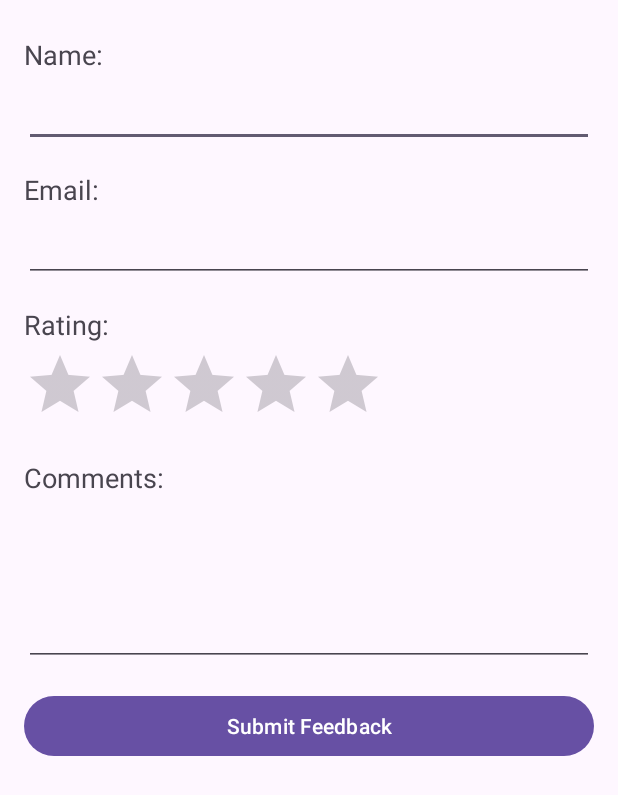
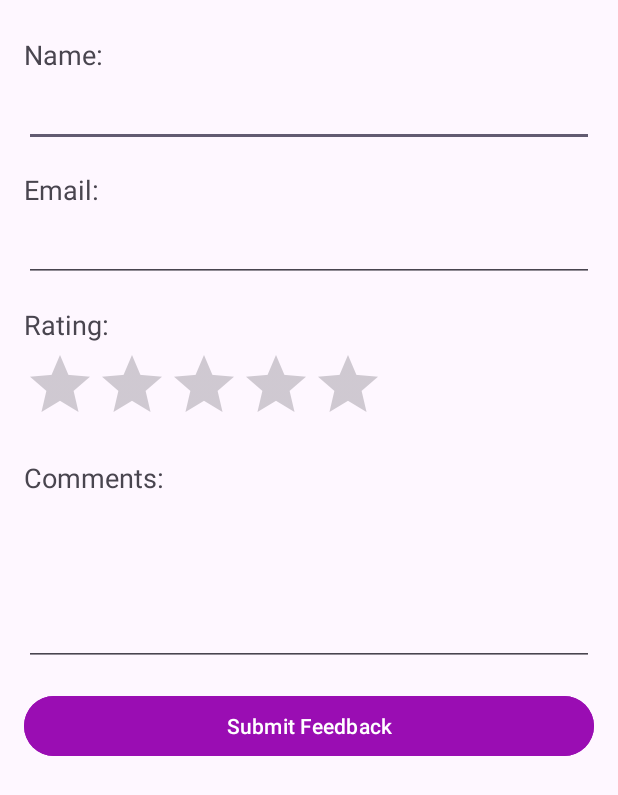
Before and after one commit to Karishma0407/VC-Mobile-Application, an Android app: the screen it shows after launch once a user with an empty profile is signed in (FeedbackActivity), in the options menu, after a tap on "Feedback", on a phone screen of 412 x 824 dp. Shown: the top 795 px of the screen. Run offline under Robolectric (Android 15) with nearby library versions, the phone set to English and light mode, and no system bars; our stand-ins replace Firebase (no records; nobody signed in at launch, a user with empty details on screens opened directly).

Commit message:
Implemented Location Activity

```diff
--- a/Salon Mobile App/SalonProject/app/src/main/AndroidManifest.xml
+++ b/Salon Mobile App/SalonProject/app/src/main/AndroidManifest.xml
@@ -12,6 +12,9 @@
         android:supportsRtl="true"
         android:theme="@style/Theme.SalonProject"
         tools:targetApi="31">
+        <activity
+            android:name=".SalonLocationActivity"
+            android:exported="false" />
         <activity
             android:name=".FeedbackActivity"
             android:exported="false" />
--- a/Salon Mobile App/SalonProject/app/src/main/java/com/example/salonproject/FeedbackActivity.java
+++ b/Salon Mobile App/SalonProject/app/src/main/java/com/example/salonproject/FeedbackActivity.java
@@ -12,8 +12,13 @@ import android.widget.Toast;
 
 import com.google.android.gms.tasks.OnFailureListener;
 import com.google.android.gms.tasks.OnSuccessListener;
+import com.google.firebase.auth.FirebaseAuth;
+import com.google.firebase.auth.FirebaseUser;
+import com.google.firebase.database.DataSnapshot;
+import com.google.firebase.database.DatabaseError;
 import com.google.firebase.database.DatabaseReference;
 import com.google.firebase.database.FirebaseDatabase;
+import com.google.firebase.database.ValueEventListener;
 
 public class FeedbackActivity extends AppCompatActivity {
 
@@ -33,6 +38,37 @@ public class FeedbackActivity extends AppCompatActivity {
         ratingBar = findViewById(R.id.ratingBar);
         editTextComments = findViewById(R.id.editTextComments);
         buttonSubmitFeedback = findViewById(R.id.buttonSubmitFeedback);
+
+        // Get the current user
+        FirebaseUser currentUser = FirebaseAuth.getInstance().getCurrentUser();
+        // Check if the user is logged in
+        if(currentUser != null) {
+            // User is signed in
+            String userId = currentUser.getUid();
+
+            // Get a reference to the Firebase Realtime Database
+            DatabaseReference userRef = FirebaseDatabase.getInstance().getReference().child("Users").child(userId);
+
+            // Retrieve user information from the database
+            userRef.addListenerForSingleValueEvent(new ValueEventListener() {
+                @Override
+                public void onDataChange(@NonNull DataSnapshot dataSnapshot) {
+                    if (dataSnapshot.exists()){
+                        // Get user data
+                        String firstName = dataSnapshot.child("firstname").getValue(String.class);
+
+                        // Set the first name to the userNameTextView
+                        editTextName.setText(firstName);
+                        editTextEmail.setText(currentUser.getEmail());
+                    }
+                }
+
+                @Override
+                public void onCancelled(@NonNull DatabaseError error) {
+                    Toast.makeText(FeedbackActivity.this, "Failed to retrieve user information", Toast.LENGTH_SHORT).show();
+                }
+            });
+        }
 
         buttonSubmitFeedback.setOnClickListener(new View.OnClickListener() {
             @Override
--- a/Salon Mobile App/SalonProject/app/src/main/java/com/example/salonproject/SalonFragment.java
+++ b/Salon Mobile App/SalonProject/app/src/main/java/com/example/salonproject/SalonFragment.java
@@ -184,6 +184,8 @@ public class SalonFragment extends Fragment implements View.OnClickListener {
             return true;
         } else if (id == R.id.salonoptionitem2) {
             startActivity(new Intent(getActivity(), FeedbackActivity.class));
+        } else if (id == R.id.salonoptionitem3) {
+            startActivity(new Intent(getActivity(), SalonLocationActivity.class));
         }
 
         return super.onOptionsItemSelected(item);
--- /dev/null
+++ b/Salon Mobile App/SalonProject/app/src/main/res/drawable/delete_icon.xml
@@ -0,0 +1,5 @@
+<vector android:height="24dp" android:tint="#000000"
+    android:viewportHeight="24" android:viewportWidth="24"
+    android:width="24dp" xmlns:android="http://schemas.android.com/apk/res/android">
+    <path android:fillColor="@android:color/white" android:pathData="M6,19c0,1.1 0.9,2 2,2h8c1.1,0 2,-0.9 2,-2V7H6v12zM19,4h-3.5l-1,-1h-5l-1,1H5v2h14V4z"/>
+</vector>
--- a/Salon Mobile App/SalonProject/app/src/main/res/layout/activity_feedback.xml
+++ b/Salon Mobile App/SalonProject/app/src/main/res/layout/activity_feedback.xml
@@ -4,13 +4,14 @@
     android:layout_height="match_parent"
     android:padding="16dp">
 
+
     <TextView
         android:id="@+id/textViewName"
         android:layout_width="wrap_content"
         android:layout_height="wrap_content"
+        android:layout_marginTop="8dp"
         android:text="Name:"
-        android:textSize="18sp"
-        android:layout_marginTop="8dp"/>
+        android:textSize="18sp"/>
 
     <EditText
         android:id="@+id/editTextName"
@@ -71,12 +72,14 @@
         android:inputType="textMultiLine"
         android:lines="4"/>
 
-    <Button
+    <com.google.android.material.button.MaterialButton
         android:id="@+id/buttonSubmitFeedback"
         android:layout_width="match_parent"
         android:layout_height="wrap_content"
         android:layout_below="@id/editTextComments"
         android:layout_marginTop="16dp"
+        android:backgroundTint="@color/my_primary"
         android:text="Submit Feedback"/>
 
+
 </RelativeLayout>
--- a/Salon Mobile App/SalonProject/app/src/main/res/menu/menu_salon.xml
+++ b/Salon Mobile App/SalonProject/app/src/main/res/menu/menu_salon.xml
@@ -13,8 +13,6 @@
         android:title="Feedback" />
     <item
         android:id="@+id/salonoptionitem3"
-        android:title="Item3" />
-    <item
-        android:id="@+id/salonoptionitem4"
-        android:title="Item4" />
+        android:title="Location" />
+
 </menu>
```
Also changed, not shown: Salon Mobile App/SalonProject/app/src/main/java/com/example/salonproject/AppointmentBookingActivity.java (+11 -0 lines), Salon Mobile App/SalonProject/app/src/main/java/com/example/salonproject/SalonLocationActivity.java (added, +30 -0 lines), Salon Mobile App/SalonProject/app/src/main/res/layout/activity_appointment_booking.xml (+13 -1 lines), Salon Mobile App/SalonProject/app/src/main/res/layout/activity_login_user.xml (+12 -12 lines), Salon Mobile App/SalonProject/app/src/main/res/layout/activity_salon_location.xml (added, +42 -0 lines).
